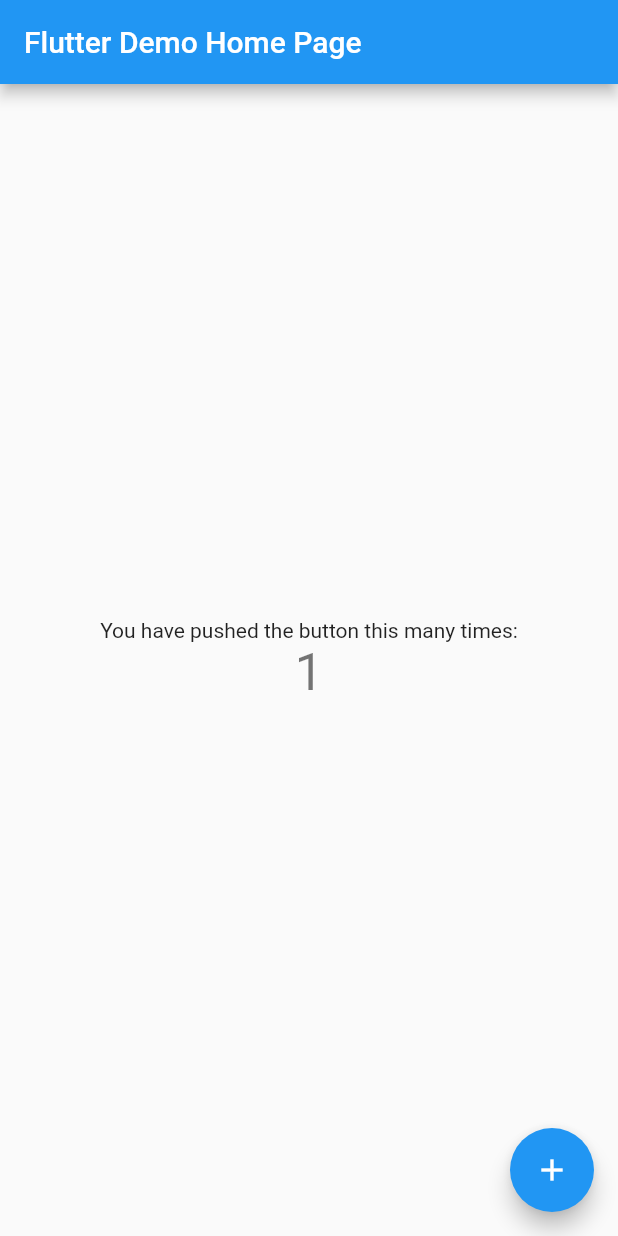
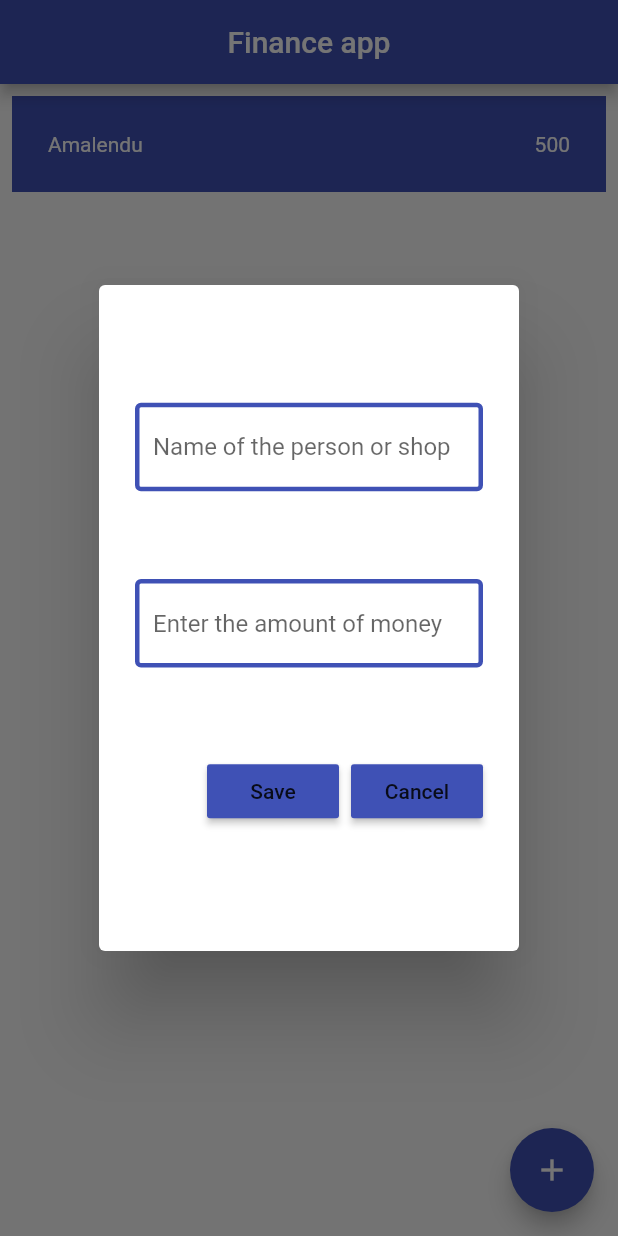
Before and after one commit to amalendu123/Financeapp-with-flutter, a Flutter app: the screen it shows after launch, after a tap on the "add" icon, on a phone screen of 412 x 824 dp. Run offline on Flutter 3.47's test engine with Material 2 defaults, Android fonts, the phone set to English and light mode, and no system bars; missing offline and left inert: dart:ffi.

Commit message:
50%complete

```diff
--- a/financeapp/lib/main.dart
+++ b/financeapp/lib/main.dart
@@ -1,3 +1,4 @@
+import 'package:financeapp/pages/homescreen.dart';
 import 'package:flutter/material.dart';
 
 void main() {
@@ -11,6 +12,7 @@ class MyApp extends StatelessWidget {
   @override
   Widget build(BuildContext context) {
     return MaterialApp(
+      debugShowCheckedModeBanner: false,
       title: 'Flutter Demo',
       theme: ThemeData(
         // This is the theme of your application.
@@ -22,94 +24,9 @@ class MyApp extends StatelessWidget {
         // or simply save your changes to "hot reload" in a Flutter IDE).
         // Notice that the counter didn't reset back to zero; the application
         // is not restarted.
-        primarySwatch: Colors.blue,
+        primarySwatch: Colors.indigo,
       ),
-      home: const MyHomePage(title: 'Flutter Demo Home Page'),
+      home: const Homepage(),
     );
   }
 }
-
-class MyHomePage extends StatefulWidget {
-  const MyHomePage({super.key, required this.title});
-
-  // This widget is the home page of your application. It is stateful, meaning
-  // that it has a State object (defined below) that contains fields that affect
-  // how it looks.
-
-  // This class is the configuration for the state. It holds the values (in this
-  // case the title) provided by the parent (in this case the App widget) and
-  // used by the build method of the State. Fields in a Widget subclass are
-  // always marked "final".
-
-  final String title;
-
-  @override
-  State<MyHomePage> createState() => _MyHomePageState();
-}
-
-class _MyHomePageState extends State<MyHomePage> {
-  int _counter = 0;
-
-  void _incrementCounter() {
-    setState(() {
-      // This call to setState tells the Flutter framework that something has
-      // changed in this State, which causes it to rerun the build method below
-      // so that the display can reflect the updated values. If we changed
-      // _counter without calling setState(), then the build method would not be
-      // called again, and so nothing would appear to happen.
-      _counter++;
-    });
-  }
-
-  @override
-  Widget build(BuildContext context) {
-    // This method is rerun every time setState is called, for instance as done
-    // by the _incrementCounter method above.
-    //
-    // The Flutter framework has been optimized to make rerunning build methods
-    // fast, so that you can just rebuild anything that needs updating rather
-    // than having to individually change instances of widgets.
-    return Scaffold(
-      appBar: AppBar(
-        // Here we take the value from the MyHomePage object that was created by
-        // the App.build method, and use it to set our appbar title.
-        title: Text(widget.title),
-      ),
-      body: Center(
-        // Center is a layout widget. It takes a single child and positions it
-        // in the middle of the parent.
-        child: Column(
-          // Column is also a layout widget. It takes a list of children and
-          // arranges them vertically. By default, it sizes itself to fit its
-          // children horizontally, and tries to be as tall as its parent.
-          //
-          // Invoke "debug painting" (press "p" in the console, choose the
-          // "Toggle Debug Paint" action from the Flutter Inspector in Android
-          // Studio, or the "Toggle Debug Paint" command in Visual Studio Code)
-          // to see the wireframe for each widget.
-          //
-          // Column has various properties to control how it sizes itself and
-          // how it positions its children. Here we use mainAxisAlignment to
-          // center the children vertically; the main axis here is the vertical
-          // axis because Columns are vertical (the cross axis would be
-          // horizontal).
-          mainAxisAlignment: MainAxisAlignment.center,
-          children: <Widget>[
-            const Text(
-              'You have pushed the button this many times:',
-            ),
-            Text(
-              '$_counter',
-              style: Theme.of(context).textTheme.headlineMedium,
-            ),
-          ],
-        ),
-      ),
-      floatingActionButton: FloatingActionButton(
-        onPressed: _incrementCounter,
-        tooltip: 'Increment',
-        child: const Icon(Icons.add),
-      ), // This trailing comma makes auto-formatting nicer for build methods.
-    );
-  }
-}
--- /dev/null
+++ b/financeapp/lib/pages/buttoon.dart
@@ -0,0 +1,20 @@
+import 'package:flutter/material.dart';
+
+class MyButton extends StatelessWidget {
+  final String text;
+  VoidCallback onPressed;
+  MyButton({
+    super.key,
+    required this.text,
+    required this.onPressed,
+  });
+
+  @override
+  Widget build(BuildContext context) {
+    return MaterialButton(
+      onPressed: onPressed,
+      color: Theme.of(context).primaryColor,
+      child: Text(text),
+    );
+  }
+}
--- /dev/null
+++ b/financeapp/lib/pages/dialogbox.dart
@@ -0,0 +1,72 @@
+import 'package:financeapp/pages/buttoon.dart';
+import 'package:flutter/material.dart';
+import 'package:flutter/src/widgets/framework.dart';
+import 'package:flutter/src/widgets/placeholder.dart';
+
+class Dialogbox extends StatelessWidget {
+  final name;
+  final rupcontroller;
+  VoidCallback onSave;
+  VoidCallback onCancel;
+  Dialogbox({
+    super.key,
+    required this.name,
+    required this.rupcontroller,
+    required this.onSave,
+    required this.onCancel,
+  });
+
+  @override
+  Widget build(BuildContext context) {
+    return AlertDialog(
+      backgroundColor: Colors.white,
+      content: Container(
+        height: 400,
+        child: Column(
+          mainAxisAlignment: MainAxisAlignment.spaceEvenly,
+          children: [
+            // get user input
+            TextField(
+              controller: name,
+              decoration: const InputDecoration(
+                enabledBorder: OutlineInputBorder(
+                  borderSide: BorderSide(
+                    width: 3,
+                    color: Colors.indigo,
+                  ),
+                ),
+                hintText: "Name of the person or shop",
+              ),
+            ),
+            TextField(
+              controller: rupcontroller,
+              decoration: const InputDecoration(
+                enabledBorder: OutlineInputBorder(
+                  borderSide: BorderSide(
+                    width: 3,
+                    color: Colors.indigo,
+                  ),
+                ),
+                hintText: "Enter the amount of money",
+              ),
+            ),
+
+            // buttons -> save + cancel
+            Row(
+              mainAxisAlignment: MainAxisAlignment.end,
+              children: [
+                // save button
+                MyButton(text: "Save", onPressed: onSave),
+
+                const SizedBox(width: 8),
+
+                // cancel button
+                MyButton(text: "Cancel", onPressed: onCancel),
+              ],
+            ),
+          ],
+        ),
+      ),
+    );
+  }
+}
--- /dev/null
+++ b/financeapp/lib/pages/homescreen.dart
@@ -0,0 +1,56 @@
+import 'package:financeapp/pages/dialogbox.dart';
+import 'package:financeapp/pages/people.dart';
+import 'package:flutter/material.dart';
+import 'package:flutter/src/widgets/framework.dart';
+import 'package:flutter/src/widgets/placeholder.dart';
+
+class Homepage extends StatefulWidget {
+  const Homepage({super.key});
+
+  @override
+  State<Homepage> createState() => _HomepageState();
+}
+
+class _HomepageState extends State<Homepage> {
+  List list = [
+    ["Amalendu", "500"]
+  ];
+  final _controller = TextEditingController();
+  final _namecontroller = TextEditingController();
+  void createNewTask() {
+    showDialog(
+      context: context,
+      builder: (context) {
+        return Dialogbox(
+          name: _namecontroller,
+          rupcontroller: _controller,
+          onSave: saveNewTask,
+          onCancel: () => Navigator.of(context).pop(),
+        );
+      },
+    );
+  }
+
+  void saveNewTask() {}
+
+  @override
+  Widget build(BuildContext context) {
+    return Scaffold(
+        appBar: AppBar(
+          title: const Text("Finance app"),
+          centerTitle: true,
+        ),
+        floatingActionButton: FloatingActionButton(
+          onPressed: () {
+            createNewTask();
+          },
+          child: const Icon(Icons.add),
+        ),
+        body: ListView.builder(
+          itemCount: list.length,
+          itemBuilder: (context, index) {
+            return Peoplecard(people: list[index][0], rupees: list[index][1]);
+          },
+        ));
+  }
+}
--- /dev/null
+++ b/financeapp/lib/pages/people.dart
@@ -0,0 +1,37 @@
+import 'dart:ffi';
+
+import 'package:flutter/material.dart';
+import 'package:flutter/src/widgets/framework.dart';
+import 'package:flutter/src/widgets/placeholder.dart';
+
+class Peoplecard extends StatelessWidget {
+  final String people;
+  final String rupees;
+  const Peoplecard({super.key, required this.people, required this.rupees});
+
+  @override
+  Widget build(BuildContext context) {
+    return Padding(
+      padding: const EdgeInsets.all(8.0),
+      child: Container(
+        padding: EdgeInsets.all(24),
+        decoration: BoxDecoration(
+          color: Colors.indigo,
+        ),
+        child: Row(
+          mainAxisAlignment: MainAxisAlignment.spaceBetween,
+          children: [
+            Text(
+              people,
+              style: TextStyle(color: Colors.white),
+            ),
+            Text(
+              rupees,
+              style: TextStyle(color: Colors.white),
+            ),
+          ],
+        ),
+      ),
+    );
+  }
+}
```
